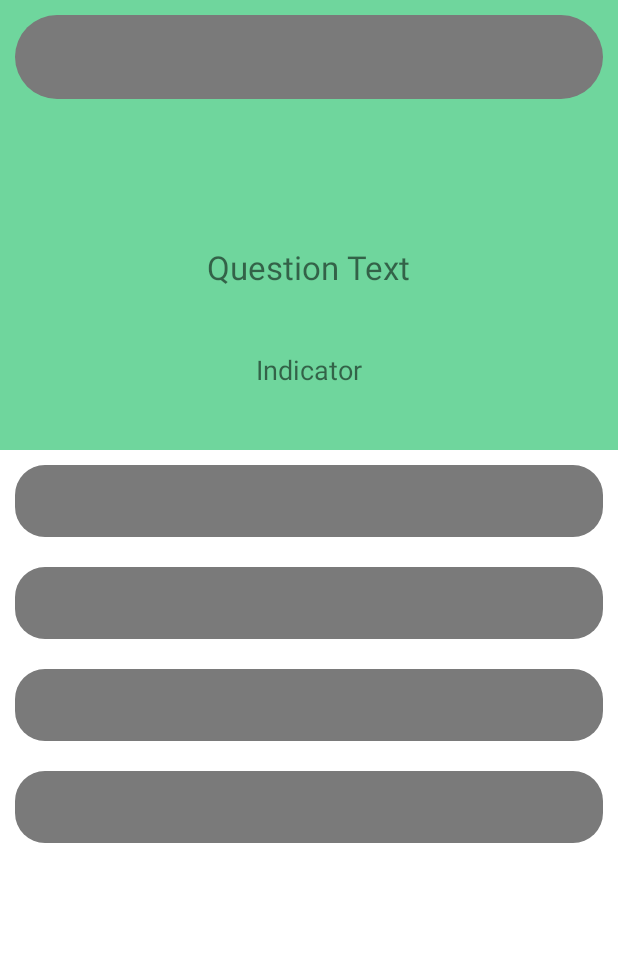
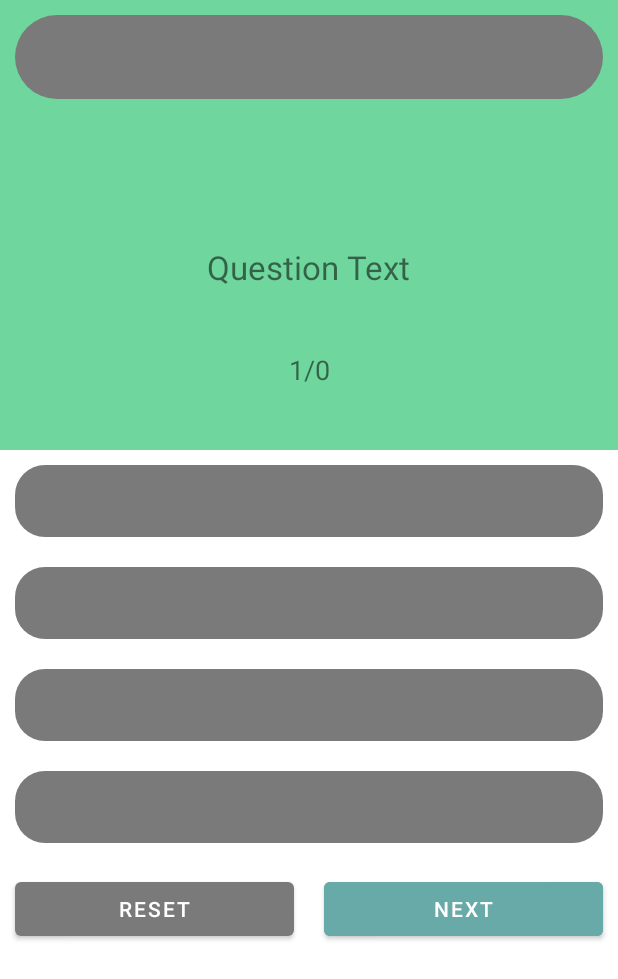
Before and after one commit to abaditya26/QuizApplication, an Android app: the QuizActivity screen opened directly, with no data from a screen before it, on a phone screen of 412 x 824 dp. Shown: the top 979 px of the screen. Run offline under Robolectric (Android 15) with nearby library versions, the phone set to English and light mode, and no system bars; our stand-ins replace Firebase (no records; nobody signed in at launch, a user with empty details on screens opened directly); 5 statements that could not run were skipped.

Commit message:
quiz activity

```diff
--- a/app/src/main/res/layout/activity_quiz.xml
+++ b/app/src/main/res/layout/activity_quiz.xml
@@ -68,6 +68,7 @@
                     android:layout_width="match_parent"
                     android:layout_height="wrap_content"
                     android:layout_margin="10dp"
+                    android:onClick="selectOption1"
                     android:background="@drawable/option_button_background"
                     />
 
@@ -76,6 +77,7 @@
                     android:layout_width="match_parent"
                     android:layout_height="wrap_content"
                     android:layout_margin="10dp"
+                    android:onClick="selectOption2"
                     android:backgroundTint="@android:color/transparent"
                     android:background="@drawable/option_button_background"/>
 
@@ -84,6 +86,7 @@
                     android:layout_width="match_parent"
                     android:layout_height="wrap_content"
                     android:layout_margin="10dp"
+                    android:onClick="selectOption3"
                     android:backgroundTint="@android:color/transparent"
                     android:background="@drawable/option_button_background"/>
 
@@ -92,9 +95,34 @@
                     android:layout_width="match_parent"
                     android:layout_height="wrap_content"
                     android:layout_margin="10dp"
+                    android:onClick="selectOption4"
                     android:background="@drawable/option_button_background"
                     android:backgroundTint="#A952FF41"/>
 
+                <LinearLayout
+                    android:layout_width="match_parent"
+                    android:layout_height="wrap_content"
+                    android:orientation="horizontal">
+
+
+                    <Button
+                        android:id="@+id/resetBtn"
+                        android:layout_width="wrap_content"
+                        android:layout_height="wrap_content"
+                        android:layout_weight="1"
+                        android:layout_margin="10dp"
+                        android:text="RESET" />
+
+                    <Button
+                        android:id="@+id/buttonNext"
+                        android:layout_width="wrap_content"
+                        android:layout_height="wrap_content"
+                        android:layout_weight="1"
+                        android:layout_margin="10dp"
+                        android:backgroundTint="#68AAA8"
+                        android:onClick="nextClicked"
+                        android:text="NEXT" />
+                </LinearLayout>
             </LinearLayout>
         </LinearLayout>
     </ScrollView>
```
Also changed, not shown: app/src/main/java/com/aditya/quizapplication/QuizActivity.java (+59 -0 lines).
